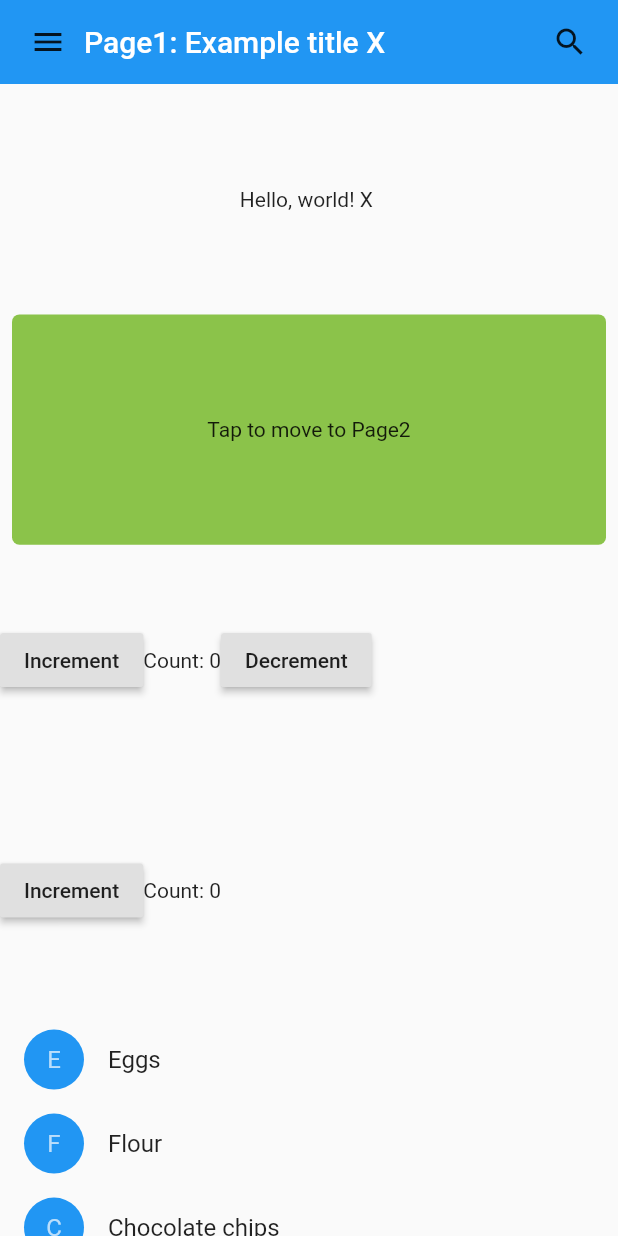
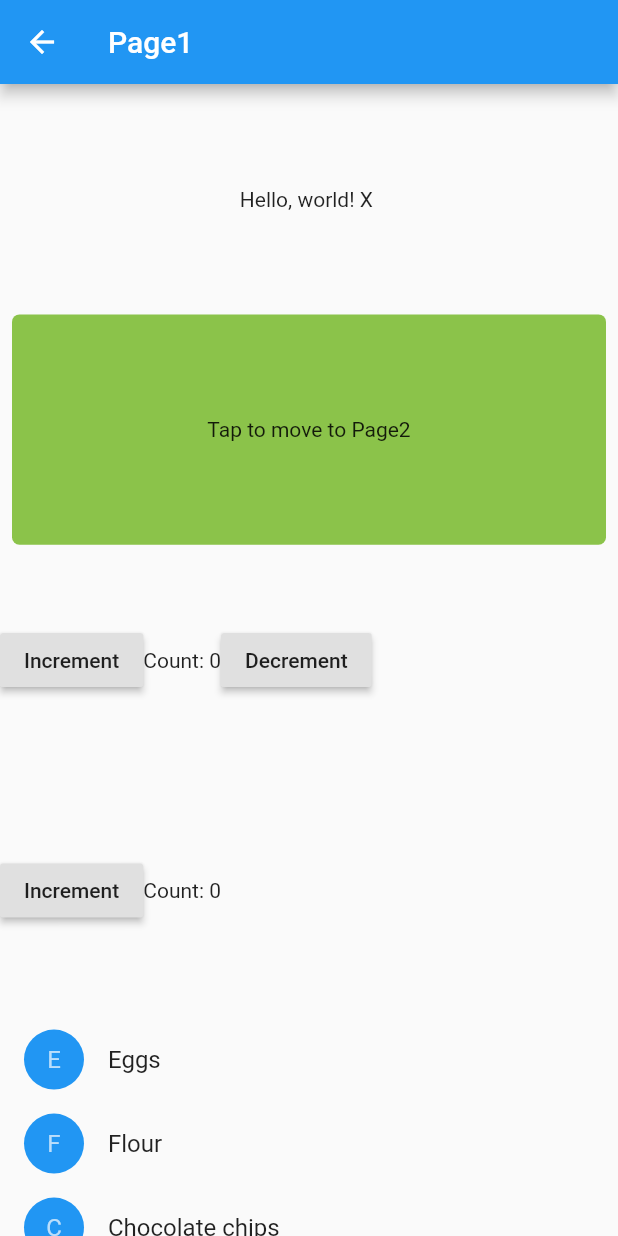
Before and after one commit to ethan-jiang-1/flutterapp2, a Flutter app: the screen it shows after launch, after a tap on an icon or button, on a phone screen of 412 x 824 dp. Run offline on Flutter 3.47's test engine with Material 2 defaults, Android fonts, the phone set to English and light mode, and no system bars.

Commit message:
refactory-vs0

```diff
--- a/lib/page0/page0.dart
+++ b/lib/page0/page0.dart
@@ -1,13 +1,14 @@
 import "package:flutter/material.dart";
 
-class MyAppBar0 extends StatelessWidget {
+class MyAppBar0 extends AppBar{
+  //super(key:key);
   MyAppBar0({this.title});
 
   // Fields in a Widget subclass are always marked "final".
 
   final Widget title;
 
-  @override
+  //@override
   Widget build(BuildContext context) {
     return Container(
       height: 56.0, // in logical pixels
@@ -72,15 +73,13 @@ class MyButton0 extends StatelessWidget {
 class Page0 extends StatelessWidget {
   @override
   Widget build(BuildContext context) {
-    return Material(
+    return Scaffold(
+        appBar: MyAppBar0(
+          title: Text("Home"),
+        ),
+        body: Center(
           child: Column(
             children: <Widget>[
-            MyAppBar0(
-              title: Text(
-                'Example title X',
-                style: Theme.of(context).primaryTextTheme.headline6,
-              ),
-            ),
               Expanded(
                 child: Center (
                   child: MyButton0('/page1'),
@@ -98,6 +97,7 @@ class Page0 extends StatelessWidget {
               ),
             ],
         ),
+      ),
     );
   }
 }
--- a/lib/page1/page1.dart
+++ b/lib/page1/page1.dart
@@ -5,62 +5,18 @@ import 'package:flutterapp2/page1/mycounter0.dart';
 import 'package:flutterapp2/page1/mycounter1.dart';
 import 'package:flutterapp2/page1/shoppinglist.dart';
 
-class MyAppBar extends StatelessWidget {
-  MyAppBar({this.title});
-
-  // Fields in a Widget subclass are always marked "final".
-
-  final Widget title;
-
-  @override
-  Widget build(BuildContext context) {
-    return Container(
-      height: 56.0, // in logical pixels
-      padding: const EdgeInsets.symmetric(horizontal: 8.0),
-      decoration: BoxDecoration(color: Colors.blue[500]),
-      // Row is a horizontal, linear layout.
-      child: Row(
-        // <Widget> is the type of items in the list.
-        children: <Widget>[
-          IconButton(
-            icon: Icon(Icons.menu),
-            tooltip: 'Navigation menu',
-            onPressed: () {
-              print("pressMenu");
-              Navigator.pushNamed(context, '/');
-            },
-          ),
-          // Expanded expands its child to fill the available space.
-          Expanded(
-            child: title,
-          ),
-          IconButton(
-            icon: Icon(Icons.search),
-            tooltip: 'Search',
-            onPressed: () {
-              print("pressSearch");
-            }
-          ),
-        ],
-      ),
-    );
-  }
-}
-
 class Page1 extends StatelessWidget {
   @override
   Widget build(BuildContext context) {
     // Material is a conceptual piece of paper on which the UI appears.
-    return Material(
+    return Scaffold(
+      appBar: AppBar(
+        title: Text("Page1"),
+      ),
+      body: Center(
       // Column is a vertical, linear layout.
         child: Column(
           children: <Widget>[
-          MyAppBar(
-            title: Text(
-              'Page1: Example title X',
-              style: Theme.of(context).primaryTextTheme.headline6,
-            ),
-          ),
             Expanded(
               child: Center(
                 child: Text('Hello, world! X '),
@@ -84,6 +40,7 @@ class Page1 extends StatelessWidget {
             ),
           ],
         ),
+      ),
     );
   }
 }
--- a/lib/page2/page2.dart
+++ b/lib/page2/page2.dart
@@ -15,8 +15,11 @@ class Page2 extends StatelessWidget {
                 // Navigate back to first screen when tapped.
                 Navigator.pop(context);
               },
-              child: Text('Go back!'),),
+              child: Text('Go back!'),
+            ),
             RaisedButton(
+              color: Color.fromARGB(100, 255, 210, 200),
+              textColor: Color.fromARGB(100, 10, 50, 45),
               onPressed: () {
                 print("do some work");
               },
```
Lines whose indentation alone changed are shown as unchanged.
